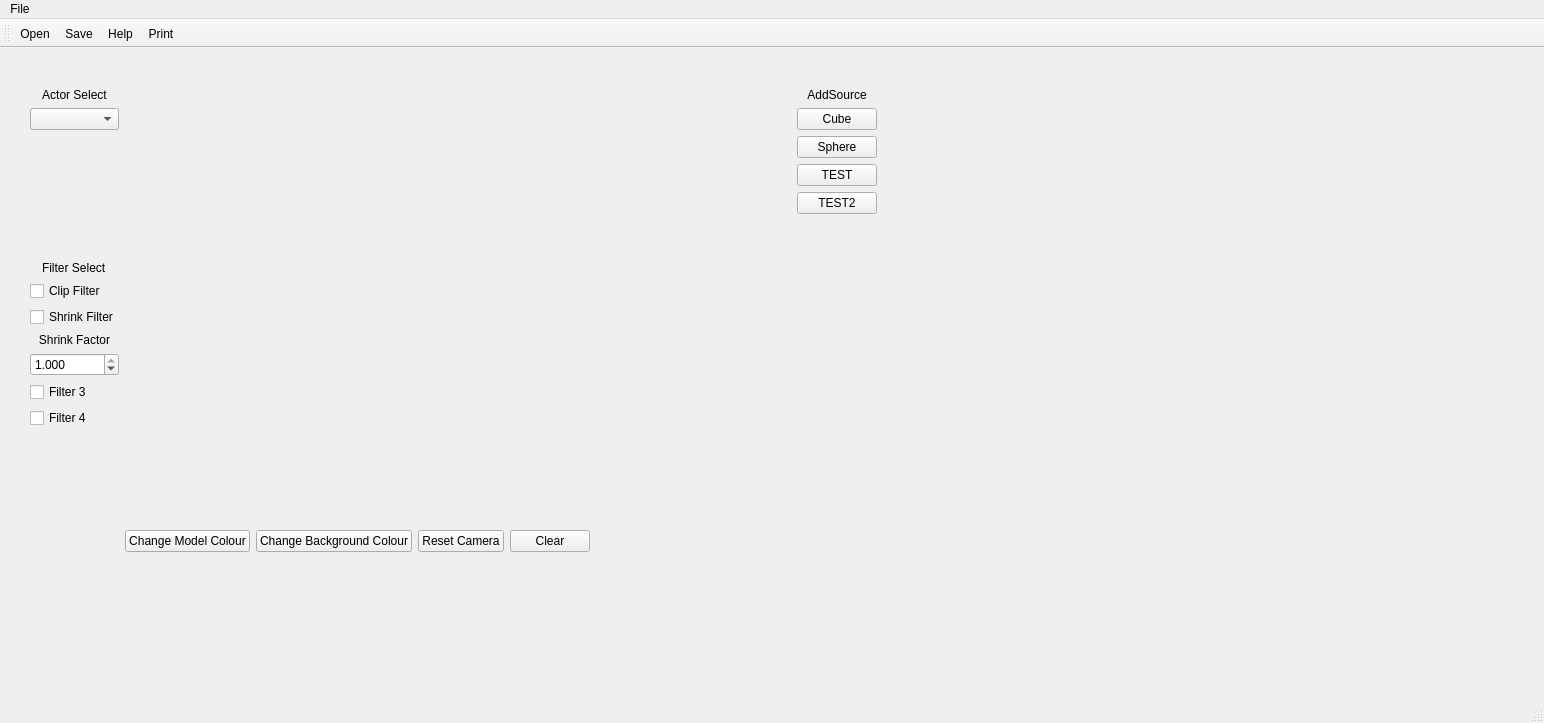
The window that QtVTK_Template/mainwindow.ui (ejagombar/2021_Group_3) describes before a commit, drawn with Qt 5.
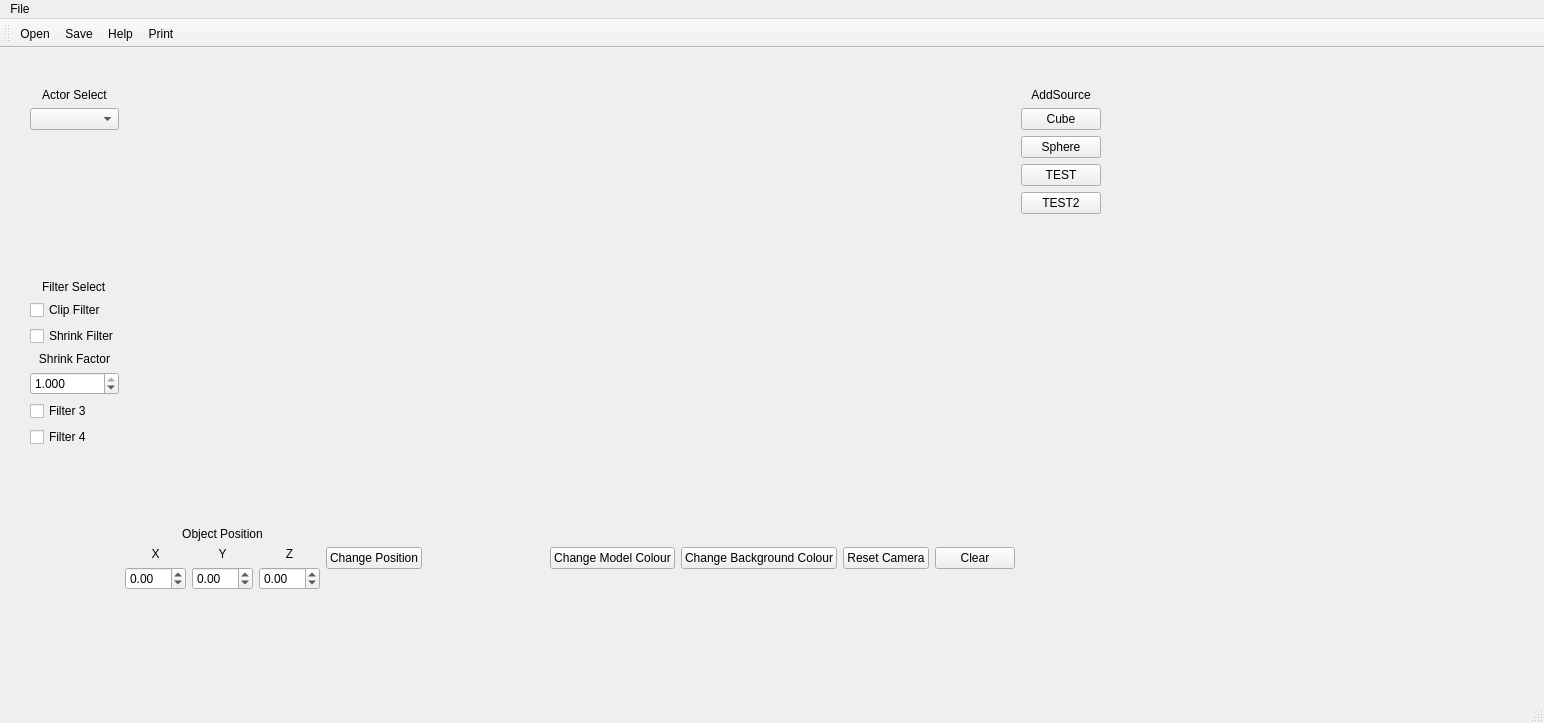
The same window after the commit. Icons and pictures are not drawn. Custom widgets are drawn as their Qt base class.

Commit message: Complete multiple of any model type working

The edit to the form file:
```diff
--- a/QtVTK_Template/mainwindow.ui
+++ b/QtVTK_Template/mainwindow.ui
@@ -19,8 +19,8 @@
      <rect>
       <x>30</x>
       <y>40</y>
-      <width>847</width>
-      <height>464</height>
+      <width>1071</width>
+      <height>502</height>
      </rect>
     </property>
     <layout class="QHBoxLayout" name="horizontalLayout_10">
@@ -150,35 +150,124 @@
          </property>
         </widget>
        </item>
+       <item>
+        <spacer name="verticalSpacer_3">
+         <property name="orientation">
+          <enum>Qt::Vertical</enum>
+         </property>
+         <property name="sizeHint" stdset="0">
+          <size>
+           <width>20</width>
+           <height>40</height>
+          </size>
+         </property>
+        </spacer>
+       </item>
        <item>
         <layout class="QHBoxLayout" name="horizontalLayout">
+         <property name="topMargin">
+          <number>0</number>
+         </property>
          <item>
-          <widget class="QPushButton" name="Btn_Model_Colour">
-           <property name="text">
-            <string>Change Model Colour</string>
+          <layout class="QHBoxLayout" name="horizontalLayout_3">
+           <property name="rightMargin">
+            <number>0</number>
            </property>
-          </widget>
-         </item>
-         <item>
-          <widget class="QPushButton" name="Btn_Change_Background">
-           <property name="text">
-            <string>Change Background Colour</string>
-           </property>
-          </widget>
-         </item>
-         <item>
-          <widget class="QPushButton" name="Btn_Camera_Reset">
-           <property name="text">
-            <string>Reset Camera</string>
-           </property>
-          </widget>
-         </item>
-         <item>
-          <widget class="QPushButton" name="Btn_Clear">
-           <property name="text">
-            <string>Clear</string>
-           </property>
-          </widget>
+           <item>
+            <layout class="QVBoxLayout" name="verticalLayout_4">
+             <property name="rightMargin">
+              <number>0</number>
+             </property>
+             <item>
+              <widget class="QLabel" name="Lbl_Position">
+               <property name="text">
+                <string>Object Position</string>
+               </property>
+               <property name="alignment">
+                <set>Qt::AlignCenter</set>
+               </property>
+              </widget>
+             </item>
+             <item>
+              <layout class="QHBoxLayout" name="horizontalLayout_4">
+               <item>
+                <layout class="QVBoxLayout" name="verticalLayout_11">
+                 <item>
+                  <widget class="QLabel" name="Lbl_X_Position">
+                   <property name="text">
+                    <string>X</string>
+                   </property>
+                   <property name="alignment">
+                    <set>Qt::AlignCenter</set>
+                   </property>
+                  </widget>
+                 </item>
+                 <item>
+                  <widget class="QDoubleSpinBox" name="doubleSpinBox_X">
+                   <property name="minimum">
+                    <double>-99.989999999999995</double>
+                   </property>
+                  </widget>
+                 </item>
+                </layout>
+               </item>
+               <item>
+                <layout class="QVBoxLayout" name="verticalLayout_17">
+                 <property name="rightMargin">
+                  <number>0</number>
+                 </property>
+                 <item>
+                  <widget class="QLabel" name="Lbl_Y_Position">
+                   <property name="text">
+                    <string>Y</string>
+                   </property>
+                   <property name="alignment">
+                    <set>Qt::AlignCenter</set>
+                   </property>
+                  </widget>
+                 </item>
+                 <item>
+                  <widget class="QDoubleSpinBox" name="doubleSpinBox_Y">
+                   <property name="minimum">
+                    <double>-99.989999999999995</double>
+                   </property>
+                  </widget>
+                 </item>
+                </layout>
+               </item>
+               <item>
+                <layout class="QVBoxLayout" name="verticalLayout_13">
+                 <item>
+                  <widget class="QLabel" name="Lbl_Z_Position">
+                   <property name="text">
+                    <string>Z</string>
+                   </property>
+                   <property name="alignment">
+                    <set>Qt::AlignCenter</set>
+                   </property>
+                  </widget>
+                 </item>
+                 <item>
+                  <widget class="QDoubleSpinBox" name="doubleSpinBox_Z">
+                   <property name="minimum">
+                    <double>-99.989999999999995</double>
+                   </property>
+                  </widget>
+                 </item>
+                </layout>
+               </item>
+              </layout>
+             </item>
+            </layout>
+           </item>
+           <item>
+            <widget class="QPushButton" name="Btn_Position">
+             <property name="text">
+              <string>Change Position</string>
+             </property>
+            </widget>
+           </item>
+          </layout>
          </item>
          <item>
           <spacer name="horizontalSpacer">
@@ -193,6 +282,34 @@
            </property>
           </spacer>
          </item>
+         <item>
+          <widget class="QPushButton" name="Btn_Model_Colour">
+           <property name="text">
+            <string>Change Model Colour</string>
+           </property>
+          </widget>
+         </item>
+         <item>
+          <widget class="QPushButton" name="Btn_Change_Background">
+           <property name="text">
+            <string>Change Background Colour</string>
+           </property>
+          </widget>
+         </item>
+         <item>
+          <widget class="QPushButton" name="Btn_Camera_Reset">
+           <property name="text">
+            <string>Reset Camera</string>
+           </property>
+          </widget>
+         </item>
+         <item>
+          <widget class="QPushButton" name="Btn_Clear">
+           <property name="text">
+            <string>Clear</string>
+           </property>
+          </widget>
+         </item>
         </layout>
        </item>
       </layout>
```
Left out of the diff: 2 changed lines with no effect on the pictures. The commit also changes 2 other files.
